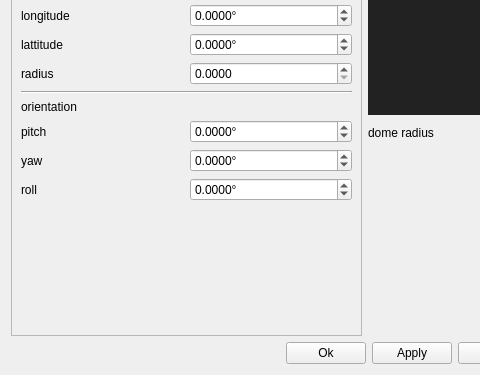
Old version of the form src/gui/projectorsetupwidget.ui in the repository defgsus/matrix-optimizer-3; both pictures show x 0 to 480 and y 152 to 527 of the 635 by 527 pixel window.
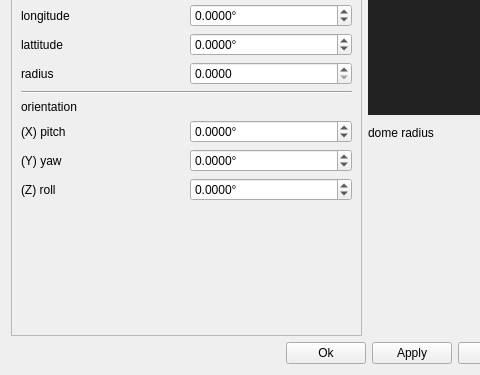
New version of the form. Custom widgets are drawn as their Qt base class.

What changed in the file:
```diff
--- a/src/gui/projectorsetupwidget.ui
+++ b/src/gui/projectorsetupwidget.ui
@@ -258,7 +258,7 @@
             <item>
              <widget class="QLabel" name="label">
               <property name="text">
-               <string>pitch</string>
+               <string>(X) pitch</string>
               </property>
              </widget>
             </item>
@@ -288,7 +288,7 @@
             <item>
              <widget class="QLabel" name="label_2">
               <property name="text">
-               <string>yaw</string>
+               <string>(Y) yaw</string>
               </property>
              </widget>
             </item>
@@ -318,7 +318,7 @@
             <item>
              <widget class="QLabel" name="label_3">
               <property name="text">
-               <string>roll</string>
+               <string>(Z) roll</string>
               </property>
              </widget>
             </item>
```
